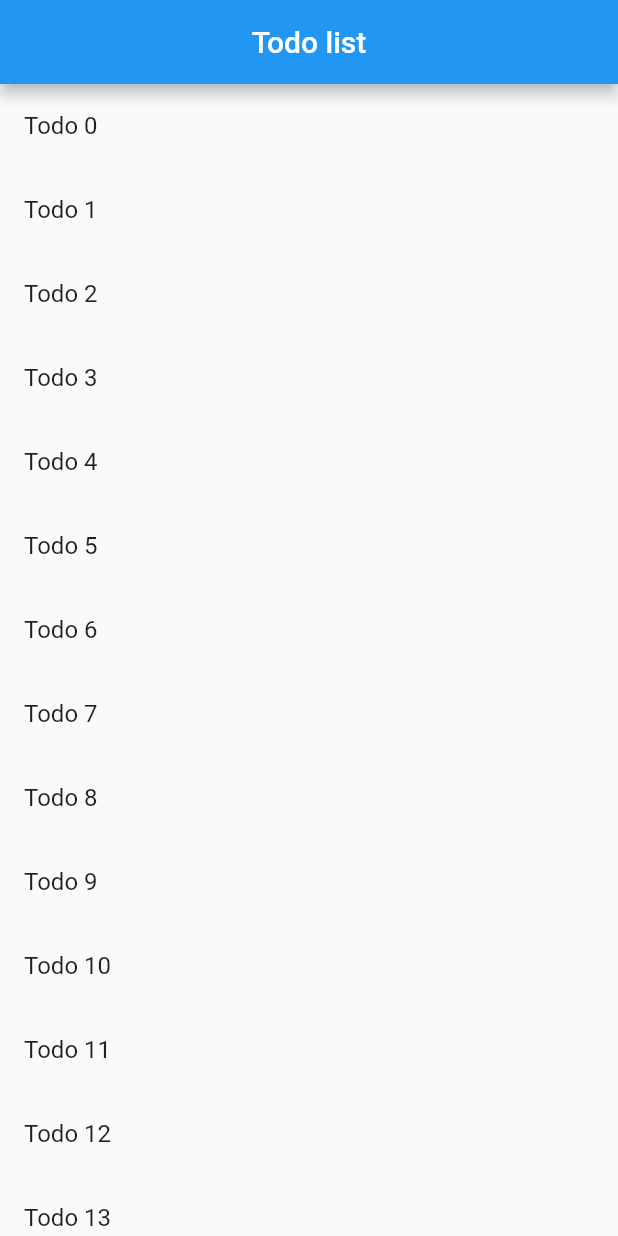
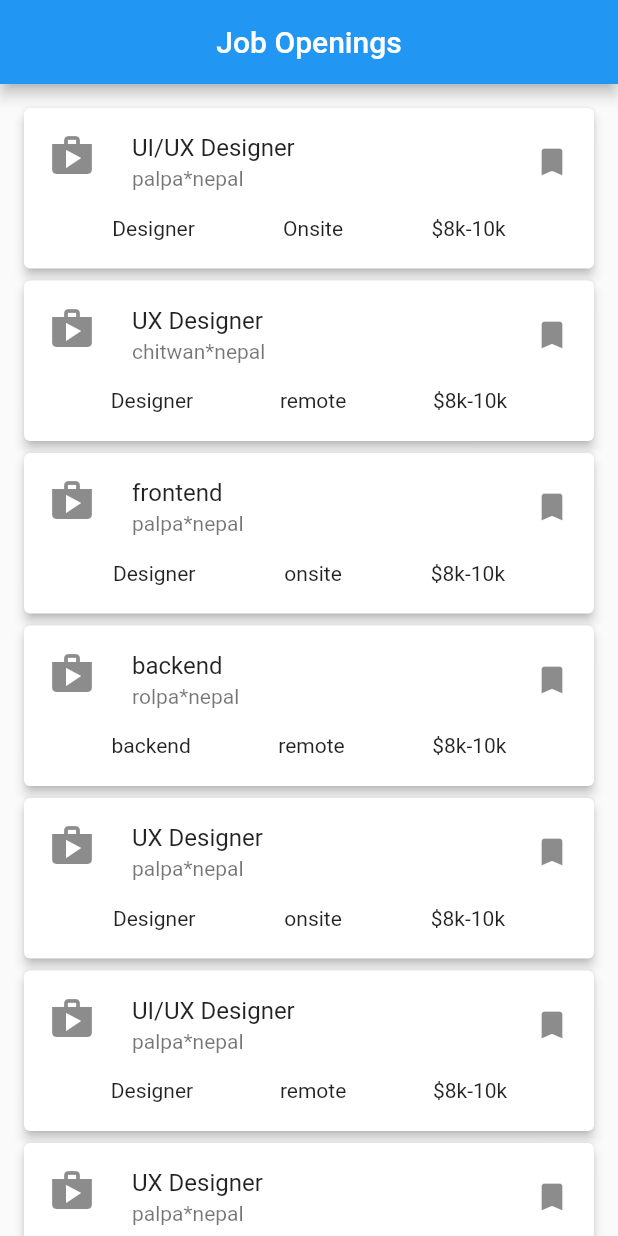
Before and after one commit to nujal/scroll, a Flutter app: the screen it shows after launch, on a phone screen of 412 x 824 dp. Run offline on Flutter 3.47's test engine with Material 2 defaults, Android fonts, the phone set to English and light mode, and no system bars.

Commit message:
class list navigation

```diff
--- a/lib/home_page.dart
+++ b/lib/home_page.dart
@@ -1,43 +1,50 @@
-import 'package:class_list/detail_screen.dart';
+import 'package:class_list/detail_page.dart';
+import 'package:class_list/list_model.dart';
 import 'package:flutter/material.dart';
 
-class Todo {
-  final String title;
-  final String description;
-  const Todo(this.title, this.description);
-}
-
 class HomePage extends StatelessWidget {
-  List<Todo> todos = List.generate(
-      20,
-      (index) => Todo('Todo $index',
-          'A description of what needs to be done for Todo $index'));
+  const HomePage({Key? key}) : super(key: key);
 
   @override
   Widget build(BuildContext context) {
     return Scaffold(
       appBar: AppBar(
-        title: const Text('Todo list'),
+        title: Text('Job Openings'),
         centerTitle: true,
       ),
       body: ListView.builder(
-        itemCount: todos.length,
+        itemCount: jobList.length,
         itemBuilder: (context, i) {
-          return ListTile(
-            title: Text(todos[i].title),
+          return InkWell(
             onTap: () {
-              Navigator.push(
-                  context,
-                  MaterialPageRoute(
-                    builder: (context) => DetailScreen(),
-                    settings: RouteSettings(
-                      arguments: todos[
-                          i], //homepage ko data detail screen ma pathauna arguments pass garna parxa
-                    ),
-                  ));
+              Navigator.push(context,
+                  MaterialPageRoute(builder: (context) => DetailPage()));
             },
+            child: Card(
+              elevation: 3.0,
+              child: Column(
+                children: [
+                  ListTile(
+                    leading: Icon(jobList[i].icon, size: 32),
+                    title: Text(jobList[i].title),
+                    subtitle: Text(jobList[i].subtitle),
+                    trailing: Icon(jobList[i].bookmark),
+                  ),
+                  Row(
+                    mainAxisAlignment: MainAxisAlignment.spaceEvenly,
+                    children: [
+                      Text(jobList[i].jobPosition),
+                      Text(jobList[i].jobType),
+                      Text(jobList[i].salary),
+                    ],
+                  ),
+                ],
+              ),
+            ),
           );
         },
+        itemExtent: 115,
+        padding: EdgeInsets.all(12),
       ),
     );
   }
--- /dev/null
+++ b/lib/list_model.dart
@@ -0,0 +1,63 @@
+import 'package:flutter/material.dart';
+import 'package:flutter/widgets.dart';
+
+class ListModel {
+  final IconData icon = Icons.shop;
+  final String title;
+  final String subtitle;
+  final IconData bookmark = Icons.bookmark;
+  final String jobPosition;
+  final String jobType;
+  final String salary;
+  const ListModel(
+      {required this.title,
+      required this.subtitle,
+      required this.jobPosition,
+      required this.jobType,
+      required this.salary});
+}
+
+List<ListModel> jobList = [
+  const ListModel(
+      title: 'UI/UX Designer',
+      subtitle: 'palpa*nepal',
+      jobPosition: 'Designer',
+      jobType: 'Onsite',
+      salary: '\$8k-10k'),
+  const ListModel(
+      title: 'UX Designer',
+      subtitle: 'chitwan*nepal',
+      jobPosition: 'Designer',
+      jobType: 'remote',
+      salary: '\$8k-10k'),
+  const ListModel(
+      title: 'frontend',
+      subtitle: 'palpa*nepal',
+      jobPosition: 'Designer',
+      jobType: 'onsite',
+      salary: '\$8k-10k'),
+  const ListModel(
+      title: 'backend ',
+      subtitle: 'rolpa*nepal',
+      jobPosition: 'backend',
+      jobType: 'remote',
+      salary: '\$8k-10k'),
+  const ListModel(
+      title: 'UX Designer',
+      subtitle: 'palpa*nepal',
+      jobPosition: 'Designer',
+      jobType: 'onsite',
+      salary: '\$8k-10k'),
+  const ListModel(
+      title: 'UI/UX Designer',
+      subtitle: 'palpa*nepal',
+      jobPosition: 'Designer',
+      jobType: 'remote',
+      salary: '\$8k-10k'),
+  const ListModel(
+      title: 'UX Designer',
+      subtitle: 'palpa*nepal',
+      jobPosition: 'Designer',
+      jobType: 'remote',
+      salary: '\$8k-10k'),
+];
--- a/lib/main.dart
+++ b/lib/main.dart
@@ -10,6 +10,8 @@ class MyApp extends StatelessWidget {
 
   @override
   Widget build(BuildContext context) {
-    return MaterialApp(home: HomePage());
+    return MaterialApp(
+      home: HomePage(),
+    );
   }
 }
```
Also changed, not shown: lib/detail_page.dart (added, +13 -0 lines), lib/detail_screen.dart (deleted, +0 -26 lines).
